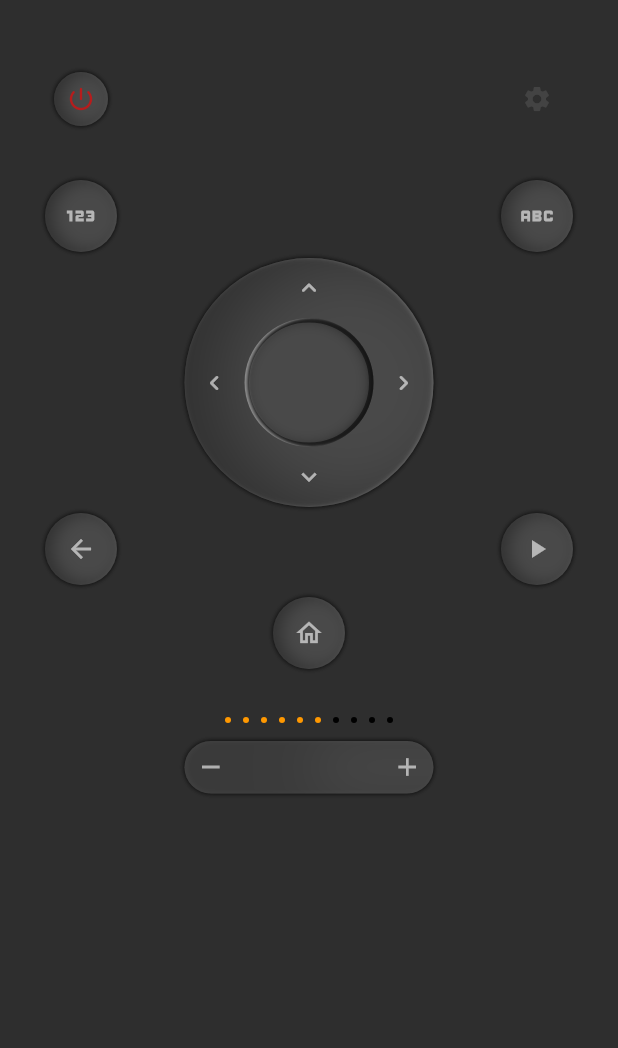
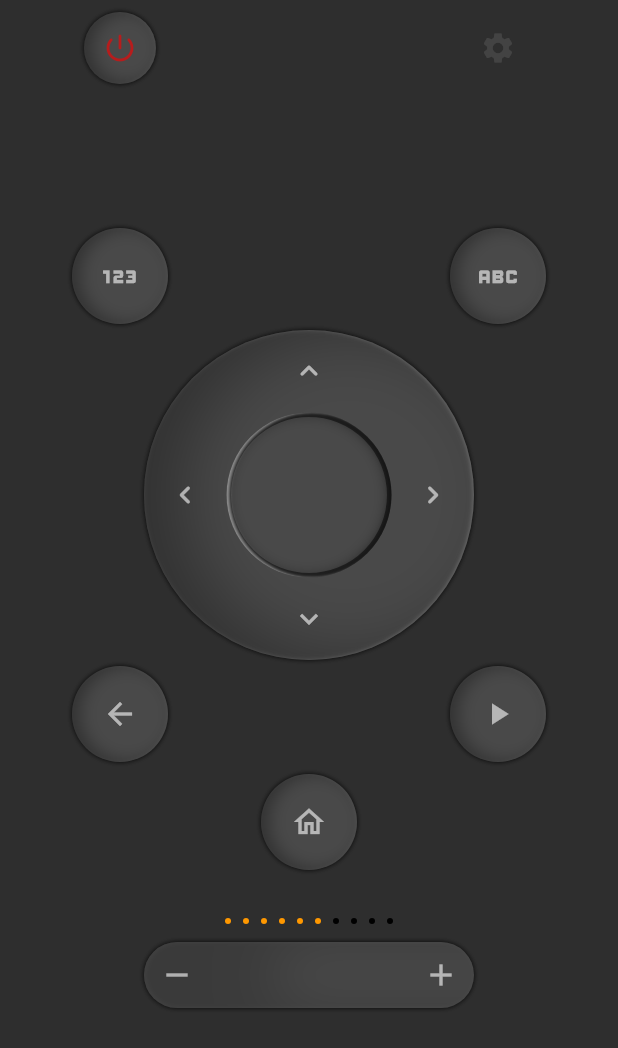
Before and after one commit to bekharsky/remote, a Flutter app: the screen it shows after launch, on a phone screen of 412 x 824 dp. Shown: the top 1048 px of the screen. Run offline on Flutter 3.47's test engine with Material 2 defaults, Android fonts, the phone set to English and light mode, and no system bars; our stand-ins replace flutter_inset_box_shadow; missing offline and left inert: bitsdojo_window.

Commit message:
ios adjustments

```diff
--- a/lib/main.dart
+++ b/lib/main.dart
@@ -19,6 +19,7 @@ void main() {
   SystemChrome.setEnabledSystemUIMode(SystemUiMode.manual, overlays: []);
   runApp(const RemoteControllerApp());
 
+  if (Platform.isMacOS) {
     doWhenWindowReady(() {
       final win = appWindow;
       const initialSize = Size(280, 600);
@@ -28,6 +29,7 @@ void main() {
       win.alignment = Alignment.centerRight;
       win.show();
     });
+  }
 }
 
 class RemoteControllerApp extends StatelessWidget {
@@ -54,25 +56,34 @@ class RemotePanel extends StatefulWidget {
 }
 
 class RemotePanelState extends State<RemotePanel> {
+  static final double _ringSize = Platform.isMacOS ? 166 : 220;
+  static final double _buttonSize = Platform.isMacOS ? 48 : 64;
+  static final double _powerButtonSize = Platform.isMacOS ? 36 : 48;
+  static final double _powerPad = (_buttonSize - _powerButtonSize) / 2;
+  static final double _hPad = Platform.isMacOS ? 30 : 48;
+  static final double _vPad = Platform.isMacOS ? 30 : 48;
+
   @override
   Widget build(BuildContext context) {
     return SafeArea(
       child: Padding(
-        padding: const EdgeInsets.fromLTRB(30, 0, 30, 30),
+        padding: EdgeInsets.fromLTRB(_hPad, 0, _hPad, _vPad),
         child: Column(
           crossAxisAlignment: CrossAxisAlignment.stretch,
           children: [
             SizedBox(
-              height: 48,
+              height: Platform.isMacOS ? _buttonSize : _powerPad,
               child: Platform.isMacOS ? MoveWindow() : const SizedBox.shrink(),
             ),
             Row(
               mainAxisAlignment: MainAxisAlignment.spaceBetween,
               children: [
                 Padding(
-                  padding: const EdgeInsets.only(left: 6),
+                  padding: EdgeInsets.only(
+                    left: _powerPad,
+                  ),
                   child: RemoteButton(
-                    size: 36,
+                    size: _powerButtonSize,
                     onPressed: () async {
                       log('Power button pressed');
                     },
@@ -80,10 +91,12 @@ class RemotePanelState extends State<RemotePanel> {
                   ),
                 ),
                 Padding(
-                  padding: const EdgeInsets.only(right: 6),
+                  padding: EdgeInsets.only(
+                    right: _powerPad,
+                  ),
                   child: RemoteTap(
-                    width: 36,
-                    height: 36,
+                    width: _powerButtonSize,
+                    height: _powerButtonSize,
                     onPressed: () async {
                       log('Power button pressed');
                     },
@@ -92,21 +105,26 @@ class RemotePanelState extends State<RemotePanel> {
                 ),
               ],
             ),
-            const SizedBox(height: 36),
+            SizedBox(
+              height:
+                  Platform.isMacOS ? _powerButtonSize : _powerButtonSize * 2,
+            ),
             Row(
               mainAxisAlignment: MainAxisAlignment.spaceBetween,
               children: [
                 RemoteButton(
-                  child: RemoteIcons.num,
+                  size: _buttonSize,
                   onPressed: () async {
                     log('123 button pressed');
                   },
+                  child: RemoteIcons.num,
                 ),
                 RemoteButton(
-                  child: RemoteIcons.abc,
+                  size: _buttonSize,
                   onPressed: () async {
                     log('ABC button pressed');
                   },
+                  child: RemoteIcons.abc,
                 ),
               ],
             ),
@@ -115,6 +133,7 @@ class RemotePanelState extends State<RemotePanel> {
               mainAxisAlignment: MainAxisAlignment.center,
               children: [
                 RemoteRing(
+                  size: _ringSize,
                   onPressedUp: () async {
                     log('Up button pressed');
                   },
@@ -138,16 +157,18 @@ class RemotePanelState extends State<RemotePanel> {
               mainAxisAlignment: MainAxisAlignment.spaceBetween,
               children: [
                 RemoteButton(
-                  child: RemoteIcons.back,
+                  size: _buttonSize,
                   onPressed: () async {
                     log('Back button pressed');
                   },
+                  child: RemoteIcons.back,
                 ),
                 RemoteButton(
-                  child: RemoteIcons.play,
+                  size: _buttonSize,
                   onPressed: () async {
                     log('Play button pressed');
                   },
+                  child: RemoteIcons.play,
                 ),
               ],
             ),
@@ -156,10 +177,11 @@ class RemotePanelState extends State<RemotePanel> {
               mainAxisAlignment: MainAxisAlignment.center,
               children: [
                 RemoteButton(
-                  child: RemoteIcons.home,
+                  size: _buttonSize,
                   onPressed: () async {
                     log('Home button pressed');
                   },
+                  child: RemoteIcons.home,
                 ),
               ],
             ),
@@ -172,6 +194,7 @@ class RemotePanelState extends State<RemotePanel> {
               mainAxisAlignment: MainAxisAlignment.center,
               children: [
                 RemoteRocker(
+                  size: _ringSize,
                   onPressedLower: () async {
                     log('Lower button pressed');
                   },
--- a/lib/ui/remote_button.dart
+++ b/lib/ui/remote_button.dart
@@ -15,7 +15,7 @@ class RemoteButton extends StatelessWidget {
   }) : super(key: key);
 
   final BoxDecoration _defaultStyle = const BoxDecoration(
-    borderRadius: BorderRadius.all(Radius.circular(37)),
+    borderRadius: BorderRadius.all(Radius.circular(9999)),
     color: Color.fromRGBO(73, 73, 73, 1),
     boxShadow: [
       BoxShadow(
@@ -44,7 +44,7 @@ class RemoteButton extends StatelessWidget {
   );
 
   final BoxDecoration _pressedStyle = const BoxDecoration(
-    borderRadius: BorderRadius.all(Radius.circular(37)),
+    borderRadius: BorderRadius.all(Radius.circular(9999)),
     color: Color.fromRGBO(73, 73, 73, 1),
     boxShadow: [
       BoxShadow(
@@ -75,11 +75,11 @@ class RemoteButton extends StatelessWidget {
   @override
   Widget build(BuildContext context) {
     return RemoteTap(
-      onPressed: onPressed,
       width: size,
       height: size,
       defaultStyle: _defaultStyle,
       pressedStyle: _pressedStyle,
+      onPressed: onPressed,
       child: child,
     );
   }
--- a/lib/ui/remote_icons.dart
+++ b/lib/ui/remote_icons.dart
@@ -1,90 +1,92 @@
+import 'dart:io';
+
 import 'package:flutter/material.dart';
 
 class RemoteIcons {
   RemoteIcons._();
 
-  static const double _size = 20;
+  static final double _size = Platform.isMacOS ? 20 : 24;
   static const Color _lightText = Colors.white60;
 
-  static final Icon power = Icon(
+  static Icon power = Icon(
     Icons.power_settings_new_rounded,
     size: _size,
     color: Colors.red[900],
   );
 
-  static const Icon settings = Icon(
+  static Icon settings = Icon(
     Icons.settings,
     size: _size,
     color: Colors.white10,
   );
 
-  static const Icon home = Icon(
+  static Icon home = Icon(
     Icons.home_outlined,
     size: _size,
     color: _lightText,
   );
 
-  static const Icon arrowUp = Icon(
+  static Icon arrowUp = Icon(
     Icons.keyboard_arrow_up_rounded,
     size: _size,
     color: _lightText,
   );
 
-  static const Icon arrowRight = Icon(
+  static Icon arrowRight = Icon(
     Icons.keyboard_arrow_right_rounded,
     size: _size,
     color: _lightText,
   );
 
-  static const Icon arrowBottom = Icon(
+  static Icon arrowBottom = Icon(
     Icons.keyboard_arrow_down,
     size: _size,
     color: _lightText,
   );
 
-  static const Icon arrowLeft = Icon(
+  static Icon arrowLeft = Icon(
     Icons.keyboard_arrow_left_rounded,
     size: _size,
     color: _lightText,
   );
 
-  static const Icon play = Icon(
+  static Icon play = Icon(
     Icons.play_arrow,
     size: _size,
     color: _lightText,
   );
 
-  static const Icon pause = Icon(
+  static Icon pause = Icon(
     Icons.pause,
     size: _size,
     color: _lightText,
   );
 
-  static const Icon back = Icon(
+  static Icon back = Icon(
     Icons.arrow_back,
     size: _size,
     color: _lightText,
   );
 
-  static const Icon lower = Icon(
+  static Icon lower = Icon(
     Icons.remove,
     size: _size,
     color: _lightText,
   );
 
-  static const Icon higher = Icon(
+  static Icon higher = Icon(
     Icons.add,
     size: _size,
     color: _lightText,
   );
 
-  static const Icon num = Icon(
+  static Icon num = Icon(
     Icons.onetwothree,
     size: _size * 1.4,
     color: _lightText,
   );
 
-  static const Icon abc = Icon(
+  static Icon abc = Icon(
     Icons.abc,
     size: _size * 1.4,
     color: _lightText,
--- a/lib/ui/remote_ring.dart
+++ b/lib/ui/remote_ring.dart
@@ -4,6 +4,7 @@ import 'package:remote/ui/remote_icons.dart';
 import 'package:remote/ui/remote_tap.dart';
 
 class RemoteRing extends StatefulWidget {
+  final double size;
   final void Function() onPressedUp;
   final void Function() onPressedRight;
   final void Function() onPressedBottom;
@@ -12,6 +13,7 @@ class RemoteRing extends StatefulWidget {
 
   const RemoteRing({
     Key? key,
+    this.size = 166,
     required this.onPressedUp,
     required this.onPressedRight,
     required this.onPressedBottom,
@@ -25,10 +27,10 @@ class RemoteRing extends StatefulWidget {
 
 class _RemoteRingState extends State<RemoteRing> {
   String _pressed = '';
+  late final double _size = widget.size;
+  late final double _centerDia = _size / 2;
+  late final double _buttonSize = (_size - _centerDia) / 2;
 
-  static const double _ringDia = 166;
-  static const double _centerDia = 86;
-  static const double _buttonSize = (_ringDia - _centerDia) / 2;
   static const List<BoxShadow> _baseShadow = [
     BoxShadow(
       color: Color.fromRGBO(2, 2, 2, 0.34),
@@ -51,7 +53,7 @@ class _RemoteRingState extends State<RemoteRing> {
   ];
 
   final BoxDecoration _ringDefaultStyle = const BoxDecoration(
-    borderRadius: BorderRadius.all(Radius.circular(_ringDia)),
+    borderRadius: BorderRadius.all(Radius.circular(9999)),
     color: Color.fromRGBO(73, 73, 73, 1),
     boxShadow: [
       ..._baseShadow,
@@ -69,7 +71,7 @@ class _RemoteRingState extends State<RemoteRing> {
   );
 
   final BoxDecoration _ringPressedTopStyle = const BoxDecoration(
-    borderRadius: BorderRadius.all(Radius.circular(_ringDia)),
+    borderRadius: BorderRadius.all(Radius.circular(9999)),
     color: Color.fromRGBO(73, 73, 73, 1),
     boxShadow: [
       ..._baseShadow,
@@ -87,7 +89,7 @@ class _RemoteRingState extends State<RemoteRing> {
   );
 
   final BoxDecoration _ringPressedRightStyle = const BoxDecoration(
-    borderRadius: BorderRadius.all(Radius.circular(_ringDia)),
+    borderRadius: BorderRadius.all(Radius.circular(9999)),
     color: Color.fromRGBO(73, 73, 73, 1),
     boxShadow: [
       ..._baseShadow,
@@ -105,7 +107,7 @@ class _RemoteRingState extends State<RemoteRing> {
   );
 
   final BoxDecoration _ringPressedBottomStyle = const BoxDecoration(
-    borderRadius: BorderRadius.all(Radius.circular(_ringDia)),
+    borderRadius: BorderRadius.all(Radius.circular(9999)),
     color: Color.fromRGBO(73, 73, 73, 1),
     boxShadow: [
       ..._baseShadow,
@@ -123,7 +125,7 @@ class _RemoteRingState extends State<RemoteRing> {
   );
 
   final BoxDecoration _ringPressedLeftStyle = const BoxDecoration(
-    borderRadius: BorderRadius.all(Radius.circular(_ringDia)),
+    borderRadius: BorderRadius.all(Radius.circular(9999)),
     color: Color.fromRGBO(73, 73, 73, 1),
     boxShadow: [
       ..._baseShadow,
@@ -141,7 +143,7 @@ class _RemoteRingState extends State<RemoteRing> {
   );
 
   final BoxDecoration _centerDefaultStyle = const BoxDecoration(
-    borderRadius: BorderRadius.all(Radius.circular(_centerDia)),
+    borderRadius: BorderRadius.all(Radius.circular(9999)),
     color: Color.fromRGBO(73, 73, 73, 1),
     boxShadow: [
       BoxShadow(
@@ -173,7 +175,7 @@ class _RemoteRingState extends State<RemoteRing> {
   );
 
   final BoxDecoration _centerPressedStyle = const BoxDecoration(
-    borderRadius: BorderRadius.all(Radius.circular(_centerDia)),
+    borderRadius: BorderRadius.all(Radius.circular(9999)),
     color: Color.fromRGBO(73, 73, 73, 1),
     boxShadow: [
       BoxShadow(
@@ -261,8 +263,8 @@ class _RemoteRingState extends State<RemoteRing> {
   @override
   Widget build(BuildContext context) {
     return Container(
-      width: _ringDia,
-      height: _ringDia,
+      width: _size,
+      height: _size,
       decoration: _pressed == 'up'
           ? _ringPressedTopStyle
           : _pressed == 'right'
@@ -307,7 +309,7 @@ class _RemoteRingState extends State<RemoteRing> {
                 ),
               ),
               RemoteTap(
-                onPressed: () => {},
+                onPressed: widget.onPressedCenter,
                 width: _centerDia,
                 height: _centerDia,
                 defaultStyle: _centerDefaultStyle,
--- a/lib/ui/remote_rocker.dart
+++ b/lib/ui/remote_rocker.dart
@@ -4,11 +4,13 @@ import 'package:remote/ui/remote_icons.dart';
 import 'package:remote/ui/remote_tap.dart';
 
 class RemoteRocker extends StatefulWidget {
+  final double size;
   final void Function() onPressedLower;
   final void Function() onPressedHigher;
 
   const RemoteRocker({
     Key? key,
+    this.size = 166,
     required this.onPressedLower,
     required this.onPressedHigher,
   }) : super(key: key);
@@ -19,9 +21,9 @@ class RemoteRocker extends StatefulWidget {
 
 class _RemoteRockerState extends State<RemoteRocker> {
   String _pressed = ''; // TODO: enum type
+  late final double _width = widget.size;
+  late final double _height = _width / 5;
 
-  static const double _width = 166;
-  static const double _height = 35;
   static const List<BoxShadow> _baseShadow = [
     BoxShadow(
       color: Color.fromRGBO(109, 109, 109, 0.25),
@@ -38,7 +40,7 @@ class _RemoteRockerState extends State<RemoteRocker> {
   ];
 
   final BoxDecoration _rockerDefaultStyle = const BoxDecoration(
-    borderRadius: BorderRadius.all(Radius.circular(_height)),
+    borderRadius: BorderRadius.all(Radius.circular(9999)),
     color: Color.fromRGBO(73, 73, 73, 1),
     boxShadow: [
       ..._baseShadow,
@@ -56,7 +58,7 @@ class _RemoteRockerState extends State<RemoteRocker> {
   );
 
   final BoxDecoration _rockerPressedLowerStyle = const BoxDecoration(
-    borderRadius: BorderRadius.all(Radius.circular(_height)),
+    borderRadius: BorderRadius.all(Radius.circular(9999)),
     color: Color.fromRGBO(73, 73, 73, 1),
     boxShadow: [
       ..._baseShadow,
@@ -74,7 +76,7 @@ class _RemoteRockerState extends State<RemoteRocker> {
   );
 
   final BoxDecoration _rockerPressedHigherStyle = const BoxDecoration(
-    borderRadius: BorderRadius.all(Radius.circular(_height)),
+    borderRadius: BorderRadius.all(Radius.circular(9999)),
     color: Color.fromRGBO(73, 73, 73, 1),
     boxShadow: [
       ..._baseShadow,
--- a/lib/ui/remote_tap.dart
+++ b/lib/ui/remote_tap.dart
@@ -32,7 +32,7 @@ class _RemoteTapState extends State<RemoteTap> {
     });
 
     // TODO: settings
-    HapticFeedback.lightImpact();
+    HapticFeedback.mediumImpact();
   }
 
   void _handleTapUp(TapUpDetails details) {
```
Lines whose indentation alone changed are shown as unchanged.
